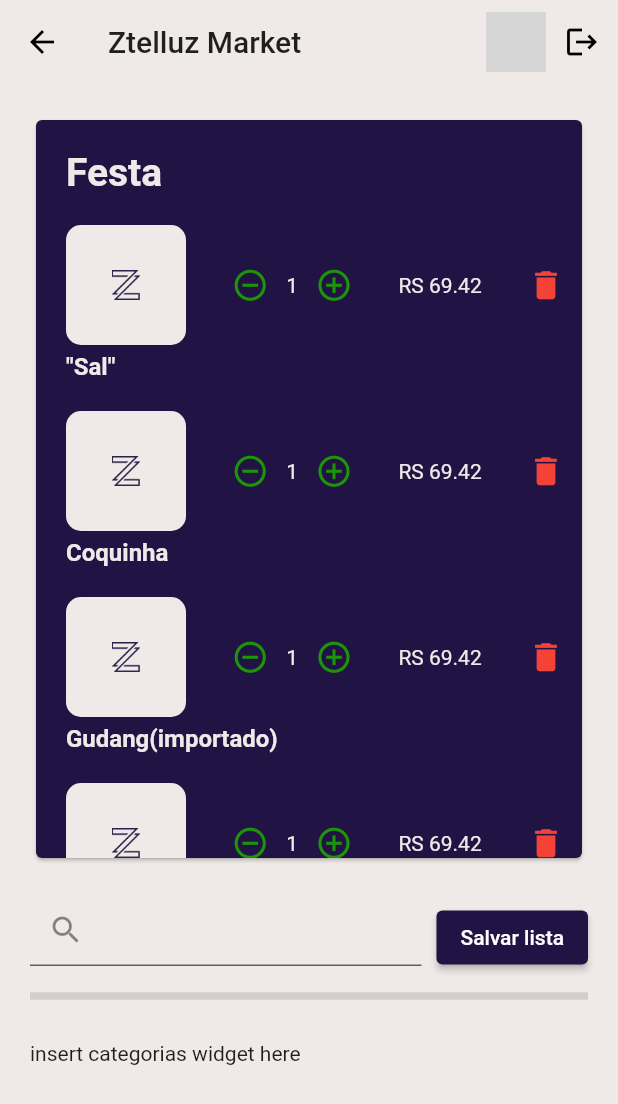
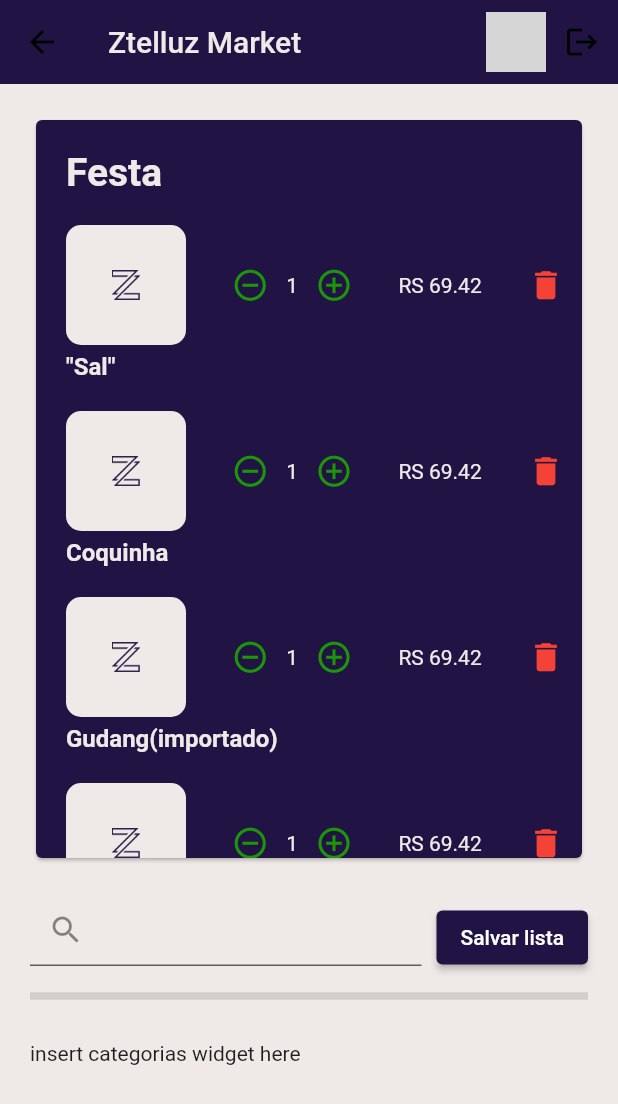
Before and after one commit to LuizSutil/zmarket, a Flutter app: the screen it shows once a user with an empty profile is signed in, after a tap on the "delete" icon, after a tap on "Festa", on a phone screen of 412 x 824 dp. Shown: the top 1104 px of the screen. Run offline on Flutter 3.47's test engine with Material 2 defaults, Android fonts, the phone set to English and light mode, and no system bars; our stand-ins replace carousel_slider, firebase_analytics, firebase_auth, firebase_core, firebase_database, google_sign_in; accounts and stored records are empty; network calls fail; grey boxes are pictures that could not be loaded.

Commit message:
late night shinans

```diff
--- a/lib/app_bar.dart
+++ b/lib/app_bar.dart
@@ -14,7 +14,11 @@ class _ZappbarState extends State<Zappbar> {
   @override
   Widget build(BuildContext context) {
     return SliverAppBar(
-      title: Text('Ztelluz Market'),
+      backgroundColor: Theme.of(context).accentColor,
+      title: Text(
+        'Ztelluz Market',
+        style: TextStyle(color: Theme.of(context).primaryColor),
+      ),
       actions: [
         Row(
           children: [
--- a/lib/database.dart
+++ b/lib/database.dart
@@ -5,6 +5,6 @@ final databaseReference = FirebaseDatabase.instance.reference();
 
 DatabaseReference savePost(Post post) {
   var id = databaseReference.child('posts/').push();
-  id.set(post.toJson());
+  id.set(post);
   return id;
 }
--- a/lib/db_json.dart
+++ b/lib/db_json.dart
@@ -1,6 +1,6 @@
 import 'package:flutter/material.dart';
 
-Map<String, dynamic> categorias = {
+Map<String, dynamic> bebidasAlcoolicas = {
   'Cervejas': {
     'CatName': 'Cervejas',
     'Icone': Icon(
@@ -194,6 +194,17 @@ Map<String, dynamic> categorias = {
   }
 };
 
+Map<String, dynamic> categorias = {
+  'Bebidas Alcoolicas': {
+    'CatName': 'Bebidas Alcoolicas',
+    'Icone': Icon(
+      Icons.sports_bar,
+      color: Colors.amber[900],
+      size: 39,
+    ),
+  }
+};
+
 var posts = {
   'Lista Semanal': {
     'nome': 'Lista Semanal',
--- /dev/null
+++ b/lib/home_page.dart
@@ -0,0 +1,294 @@
+import 'package:Zmarket/lista_compras.dart';
+import 'package:firebase_analytics/firebase_analytics.dart';
+import 'cat_box_model.dart';
+import 'package:firebase_auth/firebase_auth.dart';
+import 'package:flutter/material.dart';
+import 'addprod_listabtn.dart';
+import 'listinha_model.dart';
+import 'app_bar.dart';
+import 'categorias.dart';
+import 'db_json.dart';
+import 'package:carousel_slider/carousel_slider.dart';
+
+class MyHomePage extends StatefulWidget {
+  final user = FirebaseAuth.instance.currentUser!;
+  @override
+  _MyHomePageState createState() => _MyHomePageState();
+}
+
+class _MyHomePageState extends State<MyHomePage> {
+  var text = '';
+  var kat = 'Categorias';
+  var subKat = '';
+  var migue = '';
+  var _current = 0;
+
+  Future _showCriarLista() async {
+    await showDialog(
+      context: context,
+      builder: (BuildContext context) {
+        return SimpleDialog(
+          insetPadding: EdgeInsets.fromLTRB(0, 0, 0, 0),
+          title: new Text('Criar Lista Nova'),
+          children: <Widget>[
+            Padding(
+              child: TextField(
+                onChanged: (texto) {
+                  text = texto;
+                },
+                decoration: InputDecoration(
+                    focusColor: Colors.black,
+                    focusedBorder: OutlineInputBorder(
+                        borderSide: new BorderSide(
+                            color: Theme.of(context).accentColor)),
+                    border: OutlineInputBorder(
+                        borderSide: new BorderSide(color: Colors.black)),
+                    labelText: 'Nome da lista',
+                    labelStyle:
+                        TextStyle(color: Theme.of(context).accentColor)),
+              ),
+              padding: EdgeInsets.fromLTRB(20, 10, 20, 10),
+            ),
+            Align(
+              alignment: Alignment.centerRight,
+              child: MaterialButton(
+                onPressed: () {
+                  if (text != '') {
+                    setState(() {
+                      posts['$text'] = {'nome': '$text', 'cart': []};
+
+                      Navigator.pop(context);
+                      //_current = posts.keys.toList().length - 1;
+                      FirebaseAnalytics().logEvent(
+                          name: 'nova_lista_criada',
+                          parameters: {'listName': '$text'});
+                    });
+                  }
+                },
+                color: Theme.of(context).accentColor,
+                textColor: Colors.white,
+                child: Icon(Icons.arrow_right),
+                shape: CircleBorder(),
+              ),
+            )
+          ],
+        );
+      },
+    );
+  }
+
+  _addlistmap(list, item) {
+    List x = list as List;
+    x.add(item);
+    return x;
+  }
+
+  Future _showAddToLista(produto) async {
+    await showDialog(
+        context: context,
+        builder: (BuildContext context) {
+          return SimpleDialog(
+              insetPadding: EdgeInsets.fromLTRB(0, 0, 0, 0),
+              title: Text.rich(TextSpan(text: 'Adicionar', children: <TextSpan>[
+                TextSpan(
+                    text: ' $produto ',
+                    style: TextStyle(color: Colors.purple[600])),
+                TextSpan(text: 'a qual lista?')
+              ])),
+              children: <Widget>[
+                ListaAddBtn(
+                    listaNames: getAllListinhaNames(posts),
+                    fun: (lista) {
+                      posts['$lista']!['cart'] =
+                          _addlistmap(posts['$lista']!['cart'], produto);
+                      setState(() {});
+                      Navigator.pop(context);
+                    })
+              ]);
+        });
+  }
+
+  @override
+  Widget build(BuildContext context) {
+    return Scaffold(
+        backgroundColor: Theme.of(context).primaryColor,
+        body: CustomScrollView(slivers: [
+          //
+          //main appbar
+          //
+          Zappbar(),
+          //
+          //Carousel
+          //
+          SliverToBoxAdapter(
+              child: Padding(
+                  padding: EdgeInsets.only(top: 30),
+                  child: CarouselSlider(
+                    options: CarouselOptions(
+                        onPageChanged: (index, reason) {
+                          setState(() {
+                            _current = index;
+                            print(_current);
+                          });
+                        },
+                        viewportFraction: 1,
+                        enableInfiniteScroll: false,
+                        height: 180),
+                    items: getAllListinhas(posts).map((i) {
+                      return Builder(
+                        builder: (BuildContext context) {
+                          return Padding(
+                              padding: EdgeInsets.fromLTRB(10, 10, 10, 10),
+                              child: ListaCompras(i.nome, i.cart, posts, () {
+                                setState(() {});
+                              }));
+                        },
+                      );
+                    }).toList(),
+                  ))),
+          //
+          // Carousel dots
+          //
+          SliverToBoxAdapter(
+              child: Row(
+                  mainAxisAlignment: MainAxisAlignment.center,
+                  children: posts.keys.map((list) {
+                    int index = posts.keys.toList().indexOf(list);
+                    return Builder(
+                      builder: (BuildContext context) {
+                        return Container(
+                          width: 12.0,
+                          height: 12.0,
+                          margin: EdgeInsets.symmetric(
+                              vertical: 10.0, horizontal: 2.0),
+                          decoration: BoxDecoration(
+                              shape: BoxShape.circle,
+                              color: _current == index
+                                  ? Colors.purple
+                                  : Colors.black),
+                        );
+                      },
+                    );
+                  }).toList())),
+          //
+          // Add list button
+          //
+          SliverList(
+              delegate: SliverChildListDelegate([
+            Align(
+                alignment: Alignment.centerRight,
+                child: Padding(
+                  padding: EdgeInsets.fromLTRB(0, 20, 0, 20),
+                  child: MaterialButton(
+                    onPressed: () {
+                      _showCriarLista();
+                    },
+                    color: Color.fromRGBO(31, 192, 5, 1),
+                    textColor: Colors.white,
+                    child: Icon(
+                      Icons.add,
+                      size: 50,
+                    ),
+                    shape: CircleBorder(),
+                  ),
+                ))
+          ])),
+
+          //
+          //Divider
+          //
+          SliverToBoxAdapter(
+              child: Divider(
+            color: Theme.of(context).accentColor,
+            height: 20,
+            thickness: 5,
+            indent: 20,
+            endIndent: 20,
+          )),
+
+          //
+          // Promotions tab
+          //
+          SliverToBoxAdapter(
+              child: Padding(
+                  padding: EdgeInsets.only(top: 30),
+                  child: CarouselSlider(
+                    options: CarouselOptions(
+                        viewportFraction: 1,
+                        enableInfiniteScroll: false,
+                        height: 130),
+                    items: [
+                      'Promoções',
+                      'Produtos de limpeza 20% deconto',
+                      'Lorem Ipsum'
+                    ].map((i) {
+                      return Builder(
+                        builder: (BuildContext context) {
+                          return Padding(
+                              padding: EdgeInsets.fromLTRB(10, 10, 10, 10),
+                              child: Container(
+                                  decoration: BoxDecoration(
+                                      borderRadius: BorderRadius.circular(15.0),
+                                      color: Colors.red),
+                                  child: Material(
+                                    color: Colors.transparent,
+                                    child: InkWell(
+                                        borderRadius:
+                                            BorderRadius.circular(15.0),
+                                        splashColor:
+                                            Theme.of(context).accentColor,
+                                        onTap: () {},
+                                        child: Container(
+                                            child: Center(
+                                                child: Text(
+                                          i,
+                                          textAlign: TextAlign.center,
+                                          style: TextStyle(
+                                            color:
+                                                Theme.of(context).primaryColor,
+                                            fontSize: 30,
+                                          ),
+                                        )))),
+                                  )));
+                        },
+                      );
+                    }).toList(),
+                  ))),
+
+          //
+          //// categories
+          /////
+          SliverToBoxAdapter(
+            child: Align(
+                alignment: Alignment.centerRight,
+                child: IconButton(
+                  icon: Icon(Icons.arrow_back),
+                  onPressed: () {
+                    setState(() {
+                      subKat == '' ? kat = 'Categorias' : subKat = '';
+                    });
+                  },
+                )),
+          ),
+          SliverPadding(
+              padding: EdgeInsets.all(20),
+              sliver: Categorias(
+                  func: (categoryName) {
+                    setState(() {
+                      kat == 'Categorias'
+                          ? kat = categoryName.category
+                          : subKat == ''
+                              ? subKat = categoryName.category
+                              : _showAddToLista(categoryName.category);
+                    });
+                  },
+                  catboxes: kat == 'Categorias'
+                      ? getAllCatBoxes(bebidasAlcoolicas)
+                      : subKat == ''
+                          ? getAllCatBoxes(
+                              bebidasAlcoolicas['$kat']['SubCategorias'])
+                          : getAllCatBoxes(bebidasAlcoolicas['$kat']
+                              ['SubCategorias']['$subKat']['Produtos']))),
+        ]));
+  }
+}
--- a/lib/intro.dart
+++ b/lib/intro.dart
@@ -1,6 +1,5 @@
 import 'package:flutter/material.dart';
-import 'package:provider/provider.dart';
-import 'auth.dart';
+
 import 'login.dart';
 
 class IntroPage extends StatelessWidget {
@@ -14,6 +13,7 @@ class IntroPage extends StatelessWidget {
           children: [
             Image(
               image: AssetImage('assets/purple.png'),
+              color: Theme.of(context).accentColor,
               height: 95,
             ),
             Padding(
--- a/lib/login.dart
+++ b/lib/login.dart
@@ -15,6 +15,7 @@ class LoginPage extends StatelessWidget {
                 Column(mainAxisAlignment: MainAxisAlignment.center, children: [
           Image(
             image: AssetImage('assets/purple.png'),
+            color: Theme.of(context).accentColor,
             height: 95,
           ),
           Padding(
--- a/lib/main.dart
+++ b/lib/main.dart
@@ -1,8 +1,10 @@
+import 'package:firebase_analytics/observer.dart';
 import 'package:firebase_core/firebase_core.dart';
 import 'package:flutter/material.dart';
 import 'auth.dart';
 import 'package:provider/provider.dart';
 import 'streamer.dart';
+import 'package:firebase_analytics/firebase_analytics.dart';
 
 Future main() async {
   WidgetsFlutterBinding.ensureInitialized();
@@ -12,6 +14,8 @@ Future main() async {
 }
 
 class MyApp extends StatelessWidget {
+  final FirebaseAnalytics analytics = FirebaseAnalytics();
+
   // This widget is the root of your application.
   @override
   Widget build(BuildContext context) => ChangeNotifierProvider(
@@ -22,5 +26,8 @@ class MyApp extends StatelessWidget {
             primaryColor: Color.fromRGBO(239, 234, 232, 1),
             accentColor: Color.fromRGBO(33, 20, 68, 1)),
         home: StreamerPage(),
+        navigatorObservers: [
+          FirebaseAnalyticsObserver(analytics: analytics),
+        ],
       ));
 }
--- a/lib/main_page.dart
+++ /dev/null
@@ -1,167 +0,0 @@
-import 'cat_box_model.dart';
-import 'package:firebase_auth/firebase_auth.dart';
-import 'package:flutter/material.dart';
-import 'addprod_listabtn.dart';
-import 'listinha_model.dart';
-import 'app_bar.dart';
-import 'list_displayer.dart';
-import 'categorias.dart';
-import 'db_json.dart';
-
-class MyHomePage extends StatefulWidget {
-  final user = FirebaseAuth.instance.currentUser!;
-
-  @override
-  _MyHomePageState createState() => _MyHomePageState();
-}
-
-class _MyHomePageState extends State<MyHomePage> {
-  var text = '';
-  var kat = 'Categorias';
-  var subKat = '';
-
-  Future _showCriarLista() async {
-    await showDialog(
-      context: context,
-      builder: (BuildContext context) {
-        return SimpleDialog(
-          insetPadding: EdgeInsets.fromLTRB(0, 0, 0, 0),
-          title: new Text('Criar Lista Nova'),
-          children: <Widget>[
-            Padding(
-              child: TextField(
-                onChanged: (texto) {
-                  text = texto;
-                },
-                decoration: InputDecoration(
-                    border: OutlineInputBorder(),
-                    labelText: 'Nome da lista',
-                    labelStyle:
-                        TextStyle(color: Theme.of(context).primaryColor)),
-              ),
-              padding: EdgeInsets.fromLTRB(20, 10, 20, 10),
-            ),
-            Align(
-              alignment: Alignment.centerRight,
-              child: MaterialButton(
-                onPressed: () {
-                  if (text != '') {
-                    setState(() {
-                      posts['$text'] = {'nome': '$text', 'cart': []};
-                      Navigator.pop(context);
-                    });
-                  }
-                },
-                color: Theme.of(context).primaryColor,
-                textColor: Colors.white,
-                child: Icon(Icons.arrow_right),
-                shape: CircleBorder(),
-              ),
-            )
-          ],
-        );
-      },
-    );
-  }
-
-  _addlistmap(list, item) {
-    List x = list as List;
-    x.add(item);
-    return x;
-  }
-
-  Future _showAddToLista(produto) async {
-    await showDialog(
-        context: context,
-        builder: (BuildContext context) {
-          return SimpleDialog(
-              insetPadding: EdgeInsets.fromLTRB(0, 0, 0, 0),
-              title: Text.rich(TextSpan(text: 'Adicionar', children: <TextSpan>[
-                TextSpan(
-                    text: ' $produto ',
-                    style: TextStyle(color: Colors.purple[600])),
-                TextSpan(text: 'a qual lista?')
-              ])),
-              children: <Widget>[
-                ListaAddBtn(
-                    listaNames: getAllListinhaNames(posts),
-                    fun: (lista) {
-                      posts['$lista']!['cart'] =
-                          _addlistmap(posts['$lista']!['cart'], produto);
-                      setState(() {});
-                      Navigator.pop(context);
-                    })
-              ]);
-        });
-  }
-
-  @override
-  Widget build(BuildContext context) {
-    return Scaffold(
-        backgroundColor: Theme.of(context).primaryColor,
-        body: CustomScrollView(slivers: [
-          Zappbar(),
-          ListDisplay(getAllListinhas(posts), posts, () => setState(() {})),
-          SliverList(
-              delegate: SliverChildListDelegate([
-            Align(
-                alignment: Alignment.centerRight,
-                child: Padding(
-                  padding: EdgeInsets.fromLTRB(0, 20, 0, 20),
-                  child: MaterialButton(
-                    onPressed: () {
-                      _showCriarLista();
-                    },
-                    color: Color.fromRGBO(31, 192, 5, 1),
-                    textColor: Colors.white,
-                    child: Icon(
-                      Icons.add,
-                      size: 50,
-                    ),
-                    shape: CircleBorder(),
-                  ),
-                ))
-          ])),
-          SliverList(
-              delegate: SliverChildListDelegate([
-            Divider(
-              color: Color.fromRGBO(204, 51, 153, 1),
-              height: 20,
-              thickness: 5,
-              indent: 20,
-              endIndent: 20,
-            ),
-          ])),
-          SliverToBoxAdapter(
-            child: Align(
-                alignment: Alignment.centerRight,
-                child: IconButton(
-                  icon: Icon(Icons.arrow_back),
-                  onPressed: () {
-                    setState(() {
-                      subKat == '' ? kat = 'Categorias' : subKat = '';
-                    });
-                  },
-                )),
-          ),
-          SliverPadding(
-              padding: EdgeInsets.all(20),
-              sliver: Categorias(
-                  func: (categoryName) {
-                    setState(() {
-                      kat == 'Categorias'
-                          ? kat = categoryName.category
-                          : subKat == ''
-                              ? subKat = categoryName.category
-                              : _showAddToLista(categoryName.category);
-                    });
-                  },
-                  catboxes: kat == 'Categorias'
-                      ? getAllCatBoxes(categorias)
-                      : subKat == ''
-                          ? getAllCatBoxes(categorias['$kat']['SubCategorias'])
-                          : getAllCatBoxes(categorias['$kat']['SubCategorias']
-                              ['$subKat']['Produtos']))),
-        ]));
-  }
-}
--- a/lib/streamer.dart
+++ b/lib/streamer.dart
@@ -1,6 +1,6 @@
 import 'package:firebase_auth/firebase_auth.dart';
 import 'package:flutter/material.dart';
-import 'main_page.dart';
+import 'home_page.dart';
 import 'intro.dart';
 
 class StreamerPage extends StatelessWidget {
--- a/pubspec.yaml
+++ b/pubspec.yaml
@@ -26,12 +26,15 @@ dependencies:
   google_sign_in: "^5.0.5"
   firebase_core: "^1.4.0"
   firebase_auth: "^3.0.1"
+  firebase_analytics: ^8.2.0
+  firebase_database: ^7.1.2
+
 
   provider: ^5.0.0
   # The following adds the Cupertino Icons font to your application.
   # Use with the CupertinoIcons class for iOS style icons.
   cupertino_icons: ^1.0.2
-
+  carousel_slider: ^4.0.0
 dev_dependencies:
   flutter_test:
     sdk: flutter
```
Also changed, not shown: pubspec.lock.
